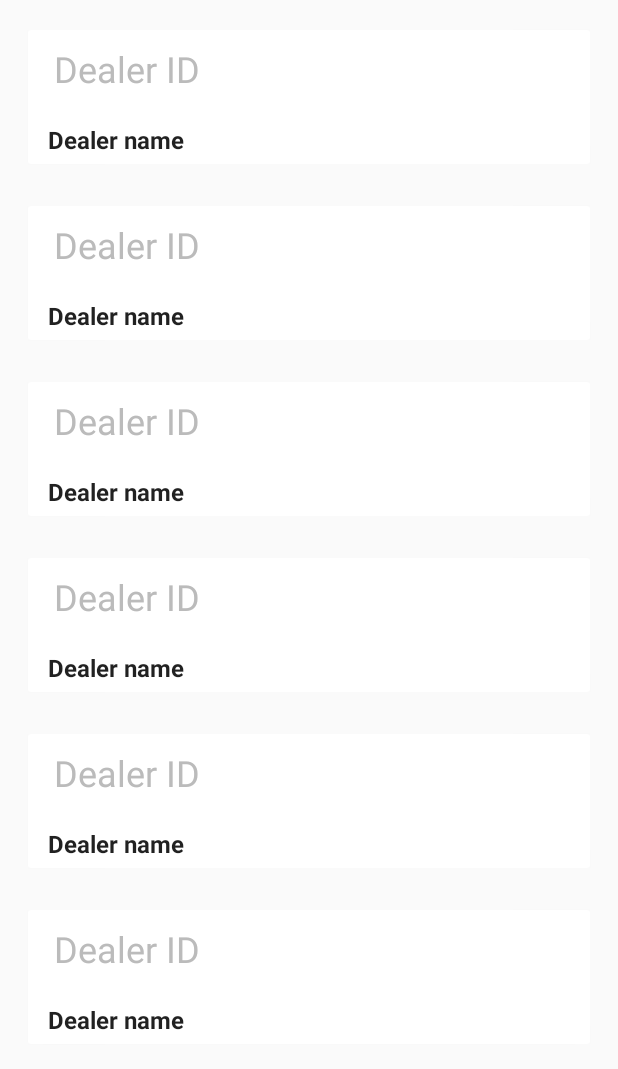
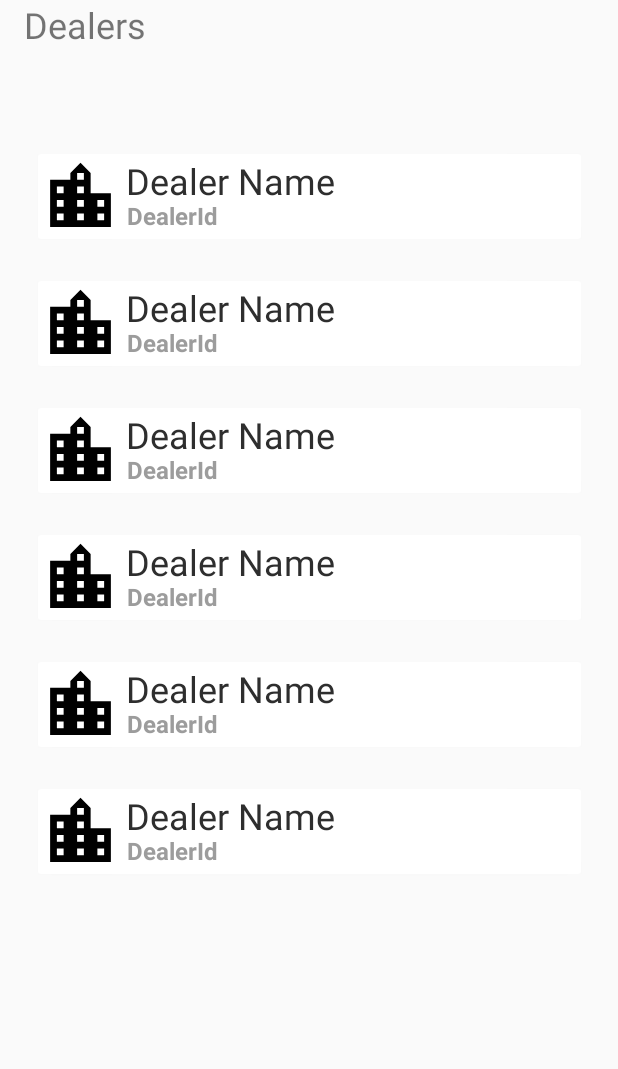
Before and after one commit to realityexpander/CoxVAutoDealerApp, an Android app: the layout fragment_dealers.xml on its own in the app's theme, with its tools: preview values and no code run, on a phone screen of 412 x 824 dp. Shown: the top 1069 px of the screen. Run offline under Robolectric (Android 15) with nearby library versions, the phone set to English and light mode, and no system bars.

Commit message:
Add new launcher icon, improve Dealers screen UI

```diff
--- /dev/null
+++ b/app/src/main/res/drawable/ic_location_city_black_24dp.xml
@@ -0,0 +1,9 @@
+<vector xmlns:android="http://schemas.android.com/apk/res/android"
+        android:width="24dp"
+        android:height="24dp"
+        android:viewportWidth="24.0"
+        android:viewportHeight="24.0">
+    <path
+        android:fillColor="#FF000000"
+        android:pathData="M15,11L15,5l-3,-3 -3,3v2L3,7v14h18L21,11h-6zM7,19L5,19v-2h2v2zM7,15L5,15v-2h2v2zM7,11L5,11L5,9h2v2zM13,19h-2v-2h2v2zM13,15h-2v-2h2v2zM13,11h-2L11,9h2v2zM13,7h-2L11,5h2v2zM19,19h-2v-2h2v2zM19,15h-2v-2h2v2z"/>
+</vector>
--- a/app/src/main/res/layout/dealer_view_item.xml
+++ b/app/src/main/res/layout/dealer_view_item.xml
@@ -29,12 +29,11 @@
           android:layout_width="match_parent"
           android:layout_height="wrap_content"
           android:layout_alignParentStart="true"
+          android:layout_marginStart="57dp"
           android:layout_marginLeft="8dp"
-          android:layout_marginBottom="8dp"
-          android:padding="8dp"
-          android:text="@{dealer.dealerIdStr}"
-          android:textColor="@color/colorIcon"
-          tools:text="Dealer ID" />
+          android:text="@{dealer.name}"
+          android:textColor="#2E2E2E"
+          tools:text="Dealer Name" />
 
         <TextView
           android:id="@+id/dealer2"
@@ -43,11 +42,19 @@
           android:layout_height="wrap_content"
           android:layout_below="@+id/dealer1"
           android:layout_alignParentStart="true"
+          android:layout_marginStart="58dp"
           android:layout_marginLeft="8dp"
-          android:padding="4dp"
-          android:text="@{dealer.name}"
+          android:layout_marginTop="-4dp"
+          android:text="@{dealer.dealerIdStr}"
+          android:textColor="#9C9C9C"
           android:textStyle="bold"
-          tools:text="Dealer name" />
+          tools:text="DealerId" />
+
+        <ImageView
+          android:id="@+id/imageView"
+          android:layout_width="54dp"
+          android:layout_height="54dp"
+          app:srcCompat="@drawable/ic_location_city_black_24dp" />
 
       </RelativeLayout>
 
--- a/app/src/main/res/layout/fragment_dealers.xml
+++ b/app/src/main/res/layout/fragment_dealers.xml
@@ -10,18 +10,28 @@
       android:layout_height="match_parent"
       tools:context="com.example.android.coxcardealer.MainActivity">
 
+        <TextView
+          android:id="@+id/textView"
+          android:layout_width="287dp"
+          android:layout_height="34dp"
+          android:layout_marginStart="16dp"
+          android:text="Dealers"
+          android:textSize="24sp"
+          app:layout_constraintStart_toStartOf="parent"
+          tools:layout_editor_absoluteY="2dp" />
+
         <androidx.recyclerview.widget.RecyclerView
           android:id="@+id/dealers_list"
-          android:layout_width="match_parent"
-          android:layout_height="match_parent"
+          android:layout_width="399dp"
+          android:layout_height="693dp"
+          android:clipToPadding="false"
           android:padding="6dp"
-          android:clipToPadding="false"
+          app:dealerListData="@{viewModel.dealers}"
           app:layoutManager="androidx.recyclerview.widget.LinearLayoutManager"
           app:layout_constraintBottom_toBottomOf="parent"
           app:layout_constraintLeft_toLeftOf="parent"
           app:layout_constraintRight_toRightOf="parent"
-          app:layout_constraintTop_toTopOf="parent"
-          app:dealerListData="@{viewModel.dealers}"
+          app:layout_constraintTop_toBottomOf="@+id/textView"
           app:spanCount="1"
           tools:itemCount="16"
           tools:listitem="@layout/dealer_view_item" />
```
Also changed, not shown: app/src/main/java/com/example/android/coxcardealer/dealers/DealersViewModel.kt (+7 -8 lines), app/src/main/java/com/example/android/coxcardealer/network/CarsApiService.kt (+2 -10 lines), app/src/main/res/drawable/ic_launcher_background.xml (+72 -60 lines), app/src/main/res/drawable/ic_launcher_foreground.xml (+9 -34 lines), app/src/main/ic_launcher-web.png, app/src/main/res/mipmap-hdpi/ic_launcher.png, app/src/main/res/mipmap-hdpi/ic_launcher_round.png, app/src/main/res/mipmap-mdpi/ic_launcher.png, app/src/main/res/mipmap-mdpi/ic_launcher_round.png, app/src/main/res/mipmap-xhdpi/ic_launcher.png, app/src/main/res/mipmap-xhdpi/ic_launcher_round.png, app/src/main/res/mipmap-xxhdpi/ic_launcher.png, app/src/main/res/mipmap-xxhdpi/ic_launcher_round.png, app/src/main/res/mipmap-xxxhdpi/ic_launcher.png, 1 more files.
